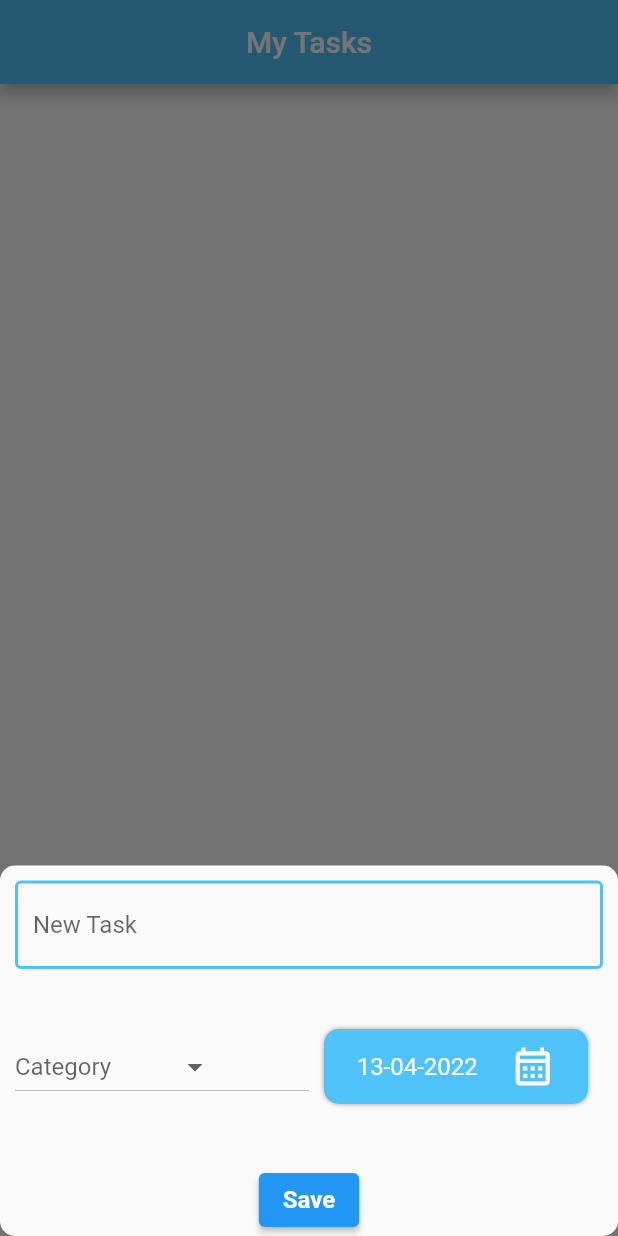
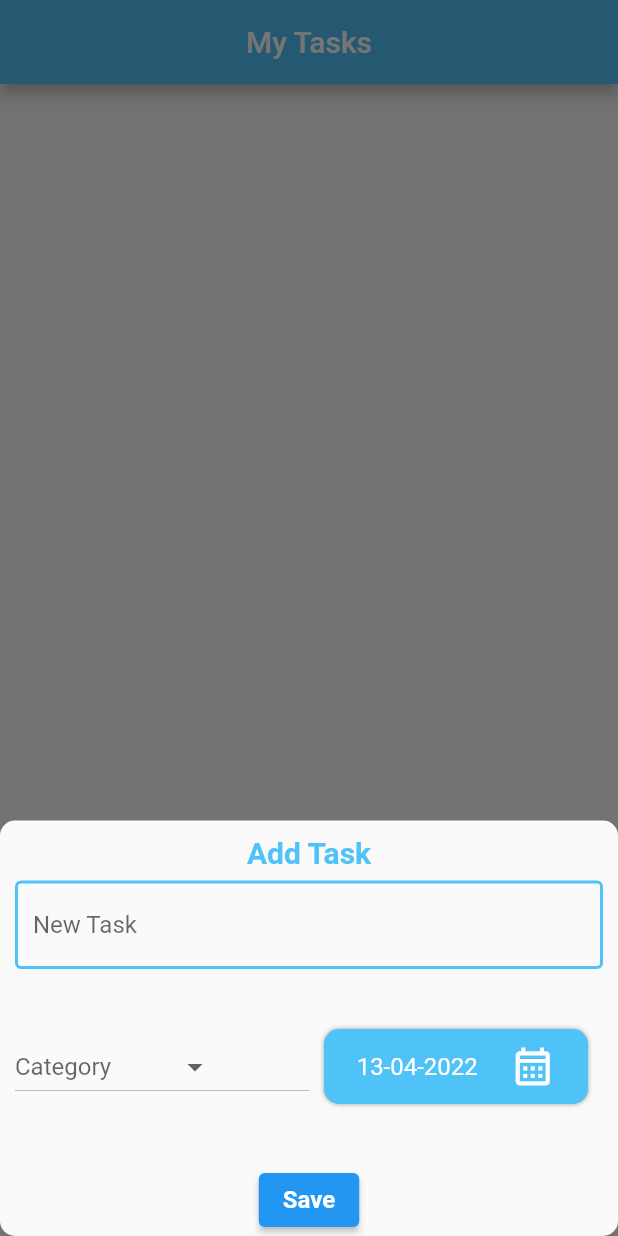
Before and after one commit to MuhammedAmjadK/flutter_todo_app, a Flutter app: the screen it shows after launch, after a tap on the "add" icon, on a phone screen of 412 x 824 dp. Run offline on Flutter 3.47's test engine with Material 2 defaults, Android fonts, the phone set to English and light mode, and no system bars; our stand-ins replace flutter_slidable, hive_flutter; accounts and stored records are empty.

Commit message:
Task Screen completed

```diff
--- /dev/null
+++ b/lib/DB/DB Functions/subtask_db_functios.dart
@@ -0,0 +1,39 @@
+import 'package:flutter/material.dart';
+import 'package:flutter_todo_app/DB/Model/subtask_model.dart';
+import 'package:flutter_todo_app/DB/Model/task_model.dart';
+import 'package:hive_flutter/hive_flutter.dart';
+
+ValueNotifier<List<SubTaskModel>> subTaskListNotifier = ValueNotifier([]);
+
+Future addSubTask(TaskModel task, SubTaskModel subTask) async {
+  final subTaskDB = await Hive.openBox<SubTaskModel>('${task.id}');
+  final id = await subTaskDB.add(subTask);
+  subTask.id = id;
+  subTaskDB.put(subTask.id, subTask);
+  subTaskListNotifier.value.add(subTask);
+  refreshUI();
+}
+
+Future<void> updateSubTask(
+    TaskModel task, SubTaskModel subTask, bool value) async {
+  final subTaskDB = await Hive.openBox<SubTaskModel>('${task.id}');
+  // subTask.isCompleted = value;
+  await subTaskDB.put(subTask.id, subTask);
+}
+
+Future<void> deleteSubTask(TaskModel task, int id) async {
+  final subTaskDB = await Hive.openBox<SubTaskModel>('${task.id}');
+  await subTaskDB.delete(id);
+  getAllSubTask(task);
+}
+
+Future<void> getAllSubTask(TaskModel task) async {
+  final subTaskDB = await Hive.openBox<SubTaskModel>('${task.id}');
+  subTaskListNotifier.value.clear();
+  subTaskListNotifier.value.addAll(subTaskDB.values);
+  refreshUI();
+}
+
+refreshUI() {
+  subTaskListNotifier.notifyListeners();
+}
--- a/lib/DB/DB Functions/db_functions.dart
+++ b/lib/DB/DB Functions/task_db_functions.dart
@@ -16,8 +16,9 @@ Future addTask(TaskModel task) async {
 Future<void> deleteTask(int id) async {
   final taskDB = await Hive.openBox<TaskModel>('task_db');
   await taskDB.delete(id);
-  // taskListNotifier.value.removeWhere((element) => element.id == id);
-  // refreshUI();
+
+  await Hive.deleteBoxFromDisk('$id');
+
   getAllTask();
 }
 
--- /dev/null
+++ b/lib/DB/Model/subtask_model.dart
@@ -0,0 +1,20 @@
+import 'package:hive_flutter/adapters.dart';
+part 'subtask_model.g.dart';
+
+@HiveType(typeId: 2)
+class SubTaskModel {
+  @HiveField(0)
+  int? id;
+
+  @HiveField(1)
+  final String title;
+
+  @HiveField(2)
+  String? detail;
+
+  @HiveField(3)
+  bool isCompleted;
+
+  SubTaskModel(
+      {this.id, required this.title, this.detail, required this.isCompleted});
+}
--- a/lib/DB/Model/task_model.dart
+++ b/lib/DB/Model/task_model.dart
@@ -1,3 +1,4 @@
+import 'package:flutter_todo_app/DB/Model/subtask_model.dart';
 import 'package:hive_flutter/hive_flutter.dart';
 part 'task_model.g.dart';
 
@@ -15,9 +16,13 @@ class TaskModel {
   @HiveField(3)
   final String category;
 
-  TaskModel(
-      {this.id,
-      required this.date,
-      required this.title,
-      required this.category});
+  // @HiveField(4)
+  // List<SubTaskModel>? subTask;
+
+  TaskModel({
+    this.id,
+    required this.date,
+    required this.title,
+    required this.category,
+  });
 }
--- a/lib/Functions/create_task.dart
+++ b/lib/Functions/create_task.dart
@@ -1,6 +1,7 @@
 import 'package:flutter/material.dart';
 import 'package:flutter_todo_app/Colors/colors.dart';
-import 'package:flutter_todo_app/DB/DB%20Functions/db_functions.dart';
+import 'package:flutter_todo_app/DB/DB%20Functions/task_db_functions.dart';
+import 'package:flutter_todo_app/DB/Model/subtask_model.dart';
 import 'package:flutter_todo_app/DB/Model/task_model.dart';
 import 'package:flutter_todo_app/Parameters/common_parameters.dart';
 import 'package:intl/intl.dart';
@@ -26,6 +27,17 @@ void createTask(BuildContext context) {
               mainAxisAlignment: MainAxisAlignment.center,
               mainAxisSize: MainAxisSize.min,
               children: [
+                SizedBox(
+                  height: 30,
+                  child: Text(
+                    "Add Task",
+                    style: TextStyle(
+                      fontSize: 20,
+                      color: primaryColor,
+                      fontWeight: FontWeight.bold,
+                    ),
+                  ),
+                ),
                 Form(
                   key: formKey,
                   child: TextFormField(
@@ -118,9 +130,10 @@ void createTask(BuildContext context) {
                     onPressed: () {
                       if (formKey.currentState!.validate()) {
                         TaskModel task = TaskModel(
-                            date: selectedDate,
-                            title: _controller.text,
-                            category: selectedCategory ?? "Do Soon");
+                          date: selectedDate,
+                          title: _controller.text,
+                          category: selectedCategory ?? "Do Soon",
+                        );
 
                         addTask(task);
                         Navigator.pop(ctx);
--- a/lib/Widgets/task_tile.dart
+++ b/lib/Widgets/task_tile.dart
@@ -1,25 +1,27 @@
 import 'package:flutter/material.dart';
 import 'package:flutter_slidable/flutter_slidable.dart';
 import 'package:flutter_todo_app/Colors/colors.dart';
-import 'package:flutter_todo_app/DB/DB%20Functions/db_functions.dart';
+import 'package:flutter_todo_app/DB/DB%20Functions/task_db_functions.dart';
+import 'package:flutter_todo_app/DB/Model/task_model.dart';
+import 'package:flutter_todo_app/Screens/task_screen.dart';
 
 class TaskTile extends StatelessWidget {
-  const TaskTile(
-      {Key? key,
-      required this.date,
-      required this.title,
-      required this.category,
-      required this.id})
-      : super(key: key);
-  final int? id;
-  final DateTime date;
-  final String title;
-  final String category;
+  const TaskTile({Key? key, required this.task}) : super(key: key);
+
+  final TaskModel task;
 
   @override
   Widget build(BuildContext context) {
     return GestureDetector(
-      onTap: () {},
+      onTap: () {
+        Navigator.push(
+            context,
+            MaterialPageRoute(
+              builder: (context) => TaskScreen(
+                task: task,
+              ),
+            ));
+      },
       child: Slidable(
         actionPane: const SlidableDrawerActionPane(),
         actionExtentRatio: 0.2,
@@ -43,7 +45,7 @@ class TaskTile extends StatelessWidget {
                 child: CircleAvatar(
                   radius: 30,
                   child: Text(
-                    "${date.day}/${date.month}",
+                    "${task.date.day}/${task.date.month}",
                     style: const TextStyle(
                       color: Colors.white,
                       fontWeight: FontWeight.bold,
@@ -59,10 +61,9 @@ class TaskTile extends StatelessWidget {
                     Expanded(
                       child: Container(
                           padding: const EdgeInsets.only(left: 10),
-                          // color: Colors.green,
                           alignment: Alignment.bottomLeft,
                           child: TaskTileText(
-                            text: title,
+                            text: task.title,
                             fontSize: 16,
                             fontWeight: FontWeight.bold,
                           )),
@@ -70,10 +71,9 @@ class TaskTile extends StatelessWidget {
                     Expanded(
                       child: Container(
                         padding: const EdgeInsets.only(left: 10),
-                        // color: Colors.red,
                         alignment: Alignment.centerLeft,
                         child: TaskTileText(
-                          text: category,
+                          text: task.category,
                           color: Colors.blueGrey,
                         ),
                       ),
@@ -96,9 +96,9 @@ class TaskTile extends StatelessWidget {
             color: Colors.red,
             icon: Icons.delete,
             onTap: () {
-              if (id == null) {
+              if (task.id == null) {
               } else {
-                deleteTask(id!);
+                deleteTask(task.id!);
               }
             },
           ),
--- a/lib/main.dart
+++ b/lib/main.dart
@@ -1,4 +1,5 @@
 import 'package:flutter/material.dart';
+import 'package:flutter_todo_app/DB/Model/subtask_model.dart';
 import 'package:flutter_todo_app/DB/Model/task_model.dart';
 import 'package:flutter_todo_app/Screens/home_screen.dart';
 import 'package:hive_flutter/hive_flutter.dart';
@@ -9,6 +10,9 @@ Future<void> main() async {
 
   if (!Hive.isAdapterRegistered(TaskModelAdapter().typeId)) {
     Hive.registerAdapter(TaskModelAdapter());
+  }
+  if (!Hive.isAdapterRegistered(SubTaskModelAdapter().typeId)) {
+    Hive.registerAdapter(SubTaskModelAdapter());
   }
 
   runApp(const MyApp());
```
Also changed, not shown: lib/Functions/create_subtask.dart (added, +110 -0 lines), lib/Screens/home_screen.dart (+3 -6 lines), lib/Screens/task_screen.dart (added, +184 -0 lines), lib/DB/Model/subtask_model.g.dart (added).
